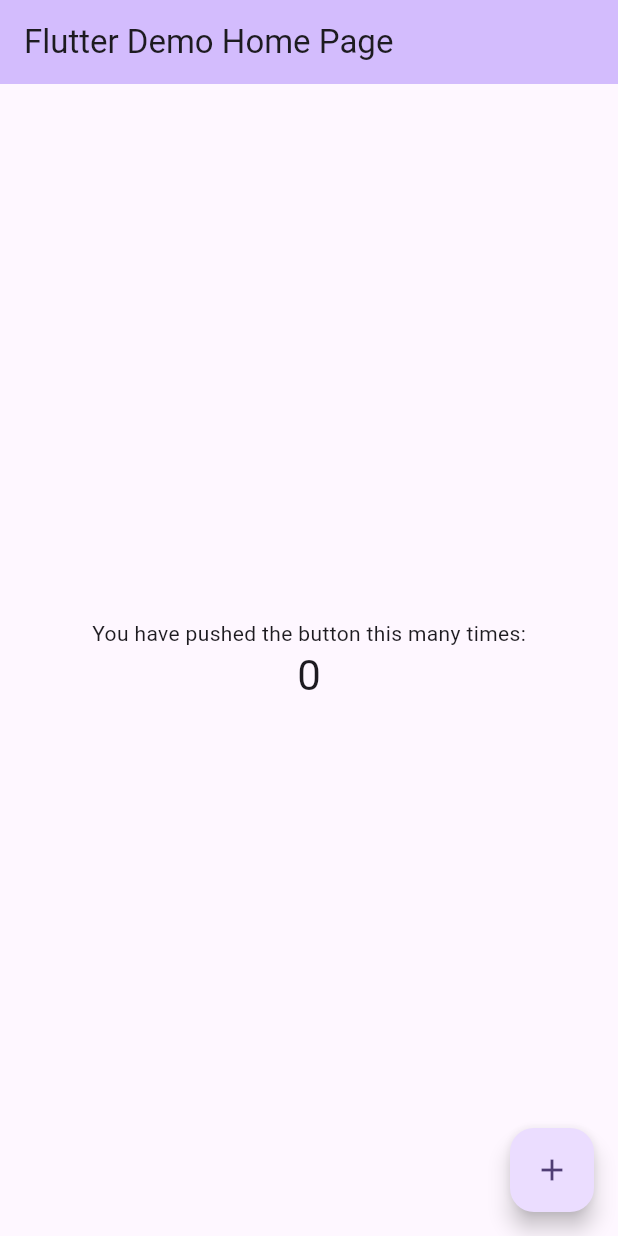
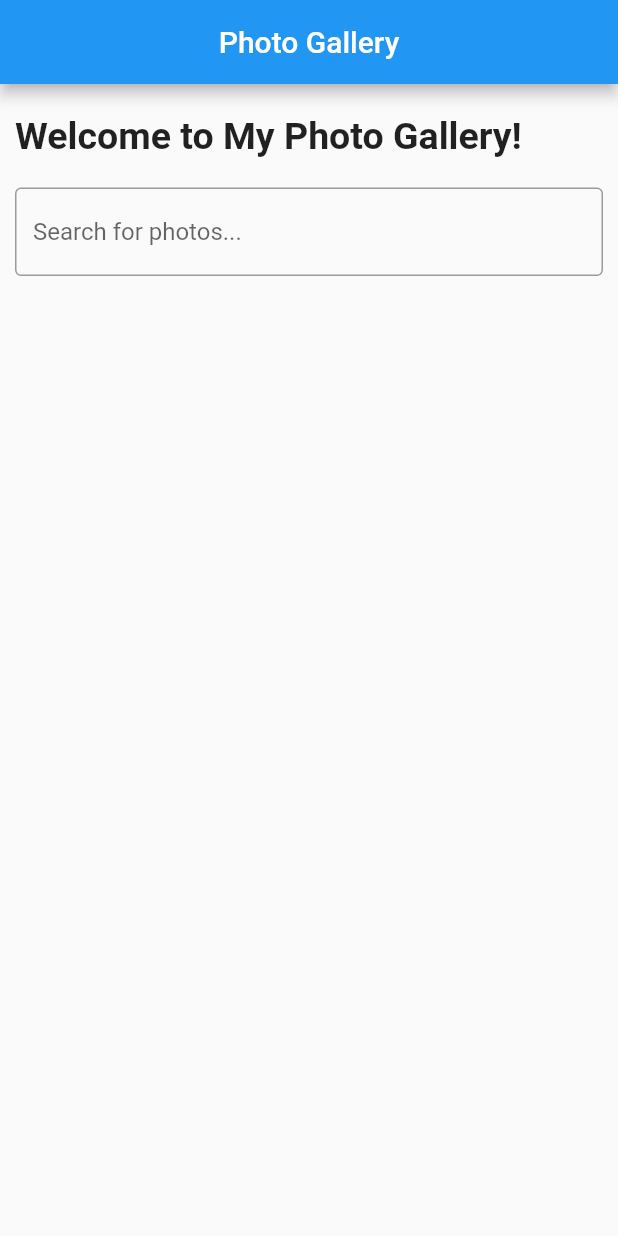
Before and after one commit to HossainRobin/flutter-assignment6, a Flutter app: the screen it shows after launch, on a phone screen of 412 x 824 dp. Run offline on Flutter 3.47's test engine with Material 2 defaults, Android fonts, the phone set to English and light mode, and no system bars.

Commit message:
appbar title searchbar added

```diff
--- a/lib/main.dart
+++ b/lib/main.dart
@@ -7,119 +7,56 @@ void main() {
 class MyApp extends StatelessWidget {
   const MyApp({super.key});
 
-  // This widget is the root of your application.
   @override
   Widget build(BuildContext context) {
     return MaterialApp(
-      title: 'Flutter Demo',
-      theme: ThemeData(
-        // This is the theme of your application.
-        //
-        // TRY THIS: Try running your application with "flutter run". You'll see
-        // the application has a blue toolbar. Then, without quitting the app,
-        // try changing the seedColor in the colorScheme below to Colors.green
-        // and then invoke "hot reload" (save your changes or press the "hot
-        // reload" button in a Flutter-supported IDE, or press "r" if you used
-        // the command line to start the app).
-        //
-        // Notice that the counter didn't reset back to zero; the application
-        // state is not lost during the reload. To reset the state, use hot
-        // restart instead.
-        //
-        // This works for code too, not just values: Most code changes can be
-        // tested with just a hot reload.
-        colorScheme: ColorScheme.fromSeed(seedColor: Colors.deepPurple),
-        useMaterial3: true,
-      ),
-      home: const MyHomePage(title: 'Flutter Demo Home Page'),
+      debugShowCheckedModeBanner: false,
+      home: HomeScreen(),
     );
   }
 }
 
-class MyHomePage extends StatefulWidget {
-  const MyHomePage({super.key, required this.title});
-
-  // This widget is the home page of your application. It is stateful, meaning
-  // that it has a State object (defined below) that contains fields that affect
-  // how it looks.
-
-  // This class is the configuration for the state. It holds the values (in this
-  // case the title) provided by the parent (in this case the App widget) and
-  // used by the build method of the State. Fields in a Widget subclass are
-  // always marked "final".
-
-  final String title;
-
-  @override
-  State<MyHomePage> createState() => _MyHomePageState();
-}
-
-class _MyHomePageState extends State<MyHomePage> {
-  int _counter = 0;
-
-  void _incrementCounter() {
-    setState(() {
-      // This call to setState tells the Flutter framework that something has
-      // changed in this State, which causes it to rerun the build method below
-      // so that the display can reflect the updated values. If we changed
-      // _counter without calling setState(), then the build method would not be
-      // called again, and so nothing would appear to happen.
-      _counter++;
-    });
-  }
+class HomeScreen extends StatelessWidget {
+  const HomeScreen({super.key});
 
   @override
   Widget build(BuildContext context) {
-    // This method is rerun every time setState is called, for instance as done
-    // by the _incrementCounter method above.
-    //
-    // The Flutter framework has been optimized to make rerunning build methods
-    // fast, so that you can just rebuild anything that needs updating rather
-    // than having to individually change instances of widgets.
     return Scaffold(
       appBar: AppBar(
-        // TRY THIS: Try changing the color here to a specific color (to
-        // Colors.amber, perhaps?) and trigger a hot reload to see the AppBar
-        // change color while the other colors stay the same.
-        backgroundColor: Theme.of(context).colorScheme.inversePrimary,
-        // Here we take the value from the MyHomePage object that was created by
-        // the App.build method, and use it to set our appbar title.
-        title: Text(widget.title),
+        title: Text("Photo Gallery"),
+        centerTitle: true,
       ),
-      body: Center(
-        // Center is a layout widget. It takes a single child and positions it
-        // in the middle of the parent.
-        child: Column(
-          // Column is also a layout widget. It takes a list of children and
-          // arranges them vertically. By default, it sizes itself to fit its
-          // children horizontally, and tries to be as tall as its parent.
-          //
-          // Column has various properties to control how it sizes itself and
-          // how it positions its children. Here we use mainAxisAlignment to
-          // center the children vertically; the main axis here is the vertical
-          // axis because Columns are vertical (the cross axis would be
-          // horizontal).
-          //
-          // TRY THIS: Invoke "debug painting" (choose the "Toggle Debug Paint"
-          // action in the IDE, or press "p" in the console), to see the
-          // wireframe for each widget.
-          mainAxisAlignment: MainAxisAlignment.center,
-          children: <Widget>[
-            const Text(
-              'You have pushed the button this many times:',
-            ),
-            Text(
-              '$_counter',
-              style: Theme.of(context).textTheme.headlineMedium,
-            ),
-          ],
+      body: Padding(
+        padding: const EdgeInsets.all(10.0),
+        child: SingleChildScrollView(
+          child: Column(
+            crossAxisAlignment: CrossAxisAlignment.start,
+            children: [
+              Container(
+                margin: EdgeInsets.fromLTRB(0.0, 10.0, 0.0, 20.0),
+                child: Text(
+                  "Welcome to My Photo Gallery!",
+                  style: TextStyle(fontSize: 25.0, fontWeight: FontWeight.bold),
+                ),
+              ),
+              Container(
+                child: Form(
+                    child: Column(
+                  children: [
+                    TextField(
+                      decoration: InputDecoration(
+                        hintText: "Search for photos...",
+                        border: OutlineInputBorder(),
+                      ),
+                    ),
+                  ],
+                )),
+              ),
+              Container()
+            ],
+          ),
         ),
       ),
-      floatingActionButton: FloatingActionButton(
-        onPressed: _incrementCounter,
-        tooltip: 'Increment',
-        child: const Icon(Icons.add),
-      ), // This trailing comma makes auto-formatting nicer for build methods.
     );
   }
 }
```
